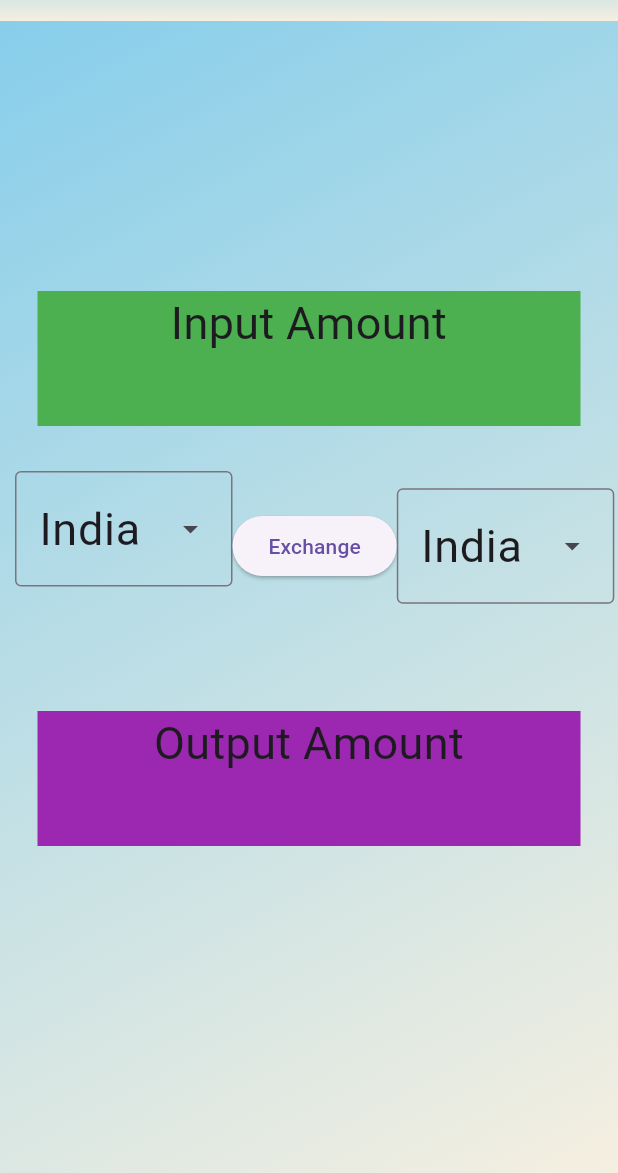
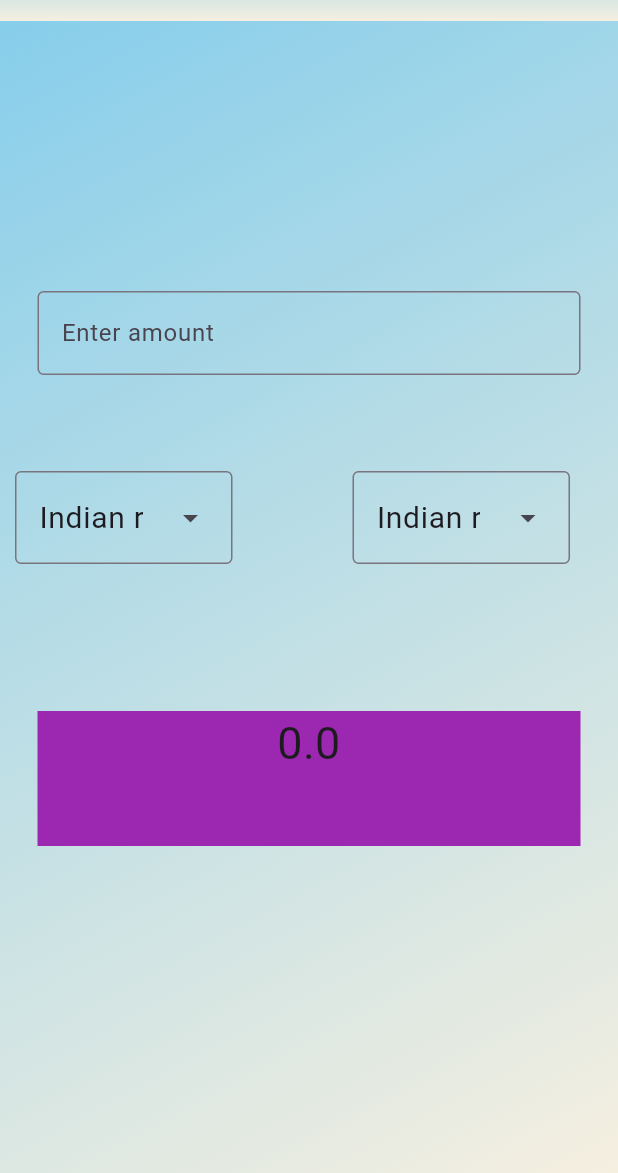
Before and after one commit to PranavSoneji-07/Currency-Converter, a Flutter app: the Converter screen opened directly, on a phone screen of 412 x 824 dp, the part 63-1236 px from its top. Run offline on Flutter 3.47's test engine with Material 3 defaults, Android fonts, the phone set to English and light mode, and no system bars.

Commit message:
Kind of working

```diff
--- a/lib/converter_page.dart
+++ b/lib/converter_page.dart
@@ -1,5 +1,6 @@
 import 'package:flutter/material.dart';
-import 'package:currency/functionality.dart';
+import 'functionality.dart';
+import 'package:flutter/services.dart';
 
 
 class Converter extends StatefulWidget{
@@ -13,6 +14,11 @@ class Converter extends StatefulWidget{
 
 class _Currency extends State<Converter> {
   String selectedValue = "INR";
+  String selectedValue1 = "INR";
+  var fetch = Fetch();
+  double textval =0,Ouput = 0;
+  final controller = TextEditingController();
+
   @override
   Widget build(BuildContext context) {
     return Scaffold(        appBar: AppBar(  title: Text('Currency Converter'),
@@ -44,8 +50,15 @@ class _Currency extends State<Converter> {
               width: double.infinity,
               height: 90,
               margin: EdgeInsets.only(left: 25, right: 25, top: 180),
-              color: Colors.green,
-              child: Text("Input Amount", style: TextStyle(fontSize: 30), textAlign: TextAlign.center,),
+              child: TextField(
+                controller: controller,
+                keyboardType: TextInputType.number,
+                inputFormatters: [FilteringTextInputFormatter.digitsOnly],
+                decoration: InputDecoration(
+                  border: OutlineInputBorder(),
+                  hintText: "Enter amount",
+                ),
+              ),
             ),
 
             Row(
@@ -55,10 +68,13 @@ class _Currency extends State<Converter> {
                   height: 130,
                   margin: EdgeInsets.only(left: 10, top: 30),
                   child: DropdownMenu(
-                    textStyle: TextStyle(fontSize: 30,),
+                    textStyle: TextStyle(fontSize: 20,),
                     onSelected: (value) {
                       selectedValue = value.toString();
-                      Fetch.fetchData(selectedValue);
+                      fetch.fetchData(selectedValue);
+                      setState(() {
+                        Ouput = fetch.out(textval);
+                      });
                     },
                     initialSelection: selectedValue,
                     dropdownMenuEntries: [
@@ -74,14 +90,18 @@ class _Currency extends State<Converter> {
                     width: 145,
                   ),
                 ),
-                ElevatedButton.icon(onPressed: (){}, label: Text("Exchange")),
-                Container(                  child: DropdownMenu(
-                  textStyle: TextStyle(fontSize: 30,),
+                Container(
+                  margin: EdgeInsets.only(left: 80, bottom: 38),
+                  child: DropdownMenu(
+                  textStyle: TextStyle(fontSize: 20,),
                   onSelected: (value) {
-                    selectedValue = value.toString();
-                    Fetch.fetchData(selectedValue);
+                    selectedValue1 = value.toString();
+                    fetch.fetchOut(selectedValue1);
+                    setState(() {
+                      Ouput = fetch.out(textval);
+                    });
                   },
-                  initialSelection: selectedValue,
+                  initialSelection: selectedValue1,
                   dropdownMenuEntries: [
                     DropdownMenuEntry(value: "INR", label: "Indian ruppee"),
                     DropdownMenuEntry(value: "USD", label: "US Dollar"),
@@ -102,7 +122,7 @@ class _Currency extends State<Converter> {
               height: 90,
               margin: EdgeInsets.only(left: 25, right: 25, top: 30),
               color: Colors.purple,
-              child: Text("Output Amount", style: TextStyle(fontSize: 30), textAlign: TextAlign.center,),
+              child: Text(Ouput.toString(), style: TextStyle(fontSize: 30), textAlign: TextAlign.center,),
             ),
           ],
         ),
```
Also changed, not shown: lib/functionality.dart (+19 -2 lines), 1 other file.
